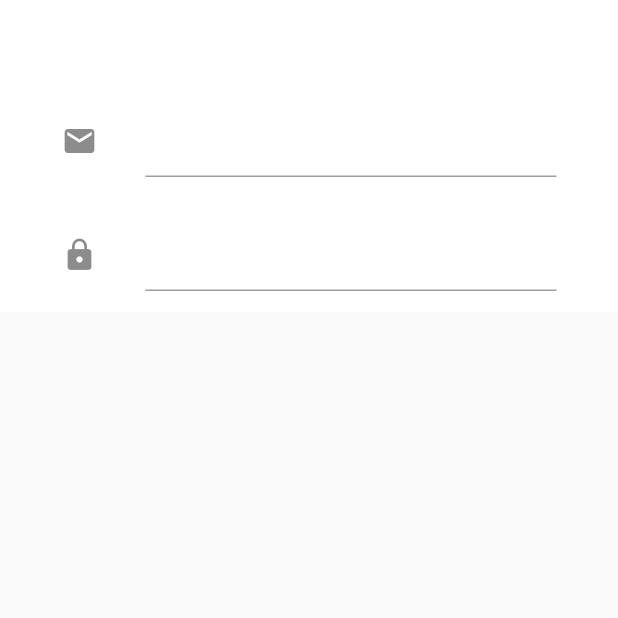
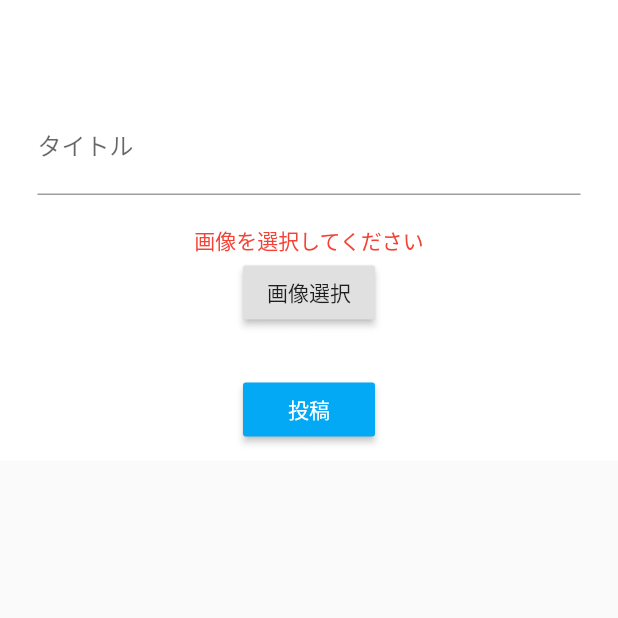
Before and after one commit to Koki-Taniguchi/social_app, a Flutter app: the PhotoFrom screen opened by its route, on a phone screen of 412 x 824 dp, the top half of it. Run offline on Flutter 3.47's test engine with Material 2 defaults, Android fonts, the phone set to English and light mode, and no system bars; our stand-ins replace flutter_image_compress, geolocator, google_maps_flutter, image_picker.

Commit message:
画像投稿追加

```diff
--- a/lib/app.dart
+++ b/lib/app.dart
@@ -8,7 +8,7 @@ class MyApp extends StatelessWidget {
   @override
   Widget build(BuildContext context) {
     return MaterialApp(
-      initialRoute: '/photoForm',
+      initialRoute: '/signIn',
       routes: <String, WidgetBuilder>{
         '/signIn': (BuildContext context) => SignInPage(),
         '/signUp': (BuildContext context) => SignUpPage(),
--- /dev/null
+++ b/lib/models/uploader/image_uploader.dart
@@ -0,0 +1,27 @@
+import 'dart:convert';
+import 'dart:io';
+import 'dart:typed_data';
+import 'package:flutter_image_compress/flutter_image_compress.dart';
+import 'package:image_picker/image_picker.dart';
+
+class ImageUploader {
+  ImageUploader(this.source, {this.quality = 50});
+
+  final ImageSource source;
+  final int quality;
+
+  Future<String> getImageFromDevice() async {
+    final pickedFile = await ImagePicker().getImage(source: source);
+    if (pickedFile == null) {
+      return null;
+    }
+
+    final File file = File(pickedFile.path);
+    final Uint8List bytedata = await FlutterImageCompress.compressWithFile(
+      file.absolute.path,
+      quality: 1,
+    );
+
+    return base64Encode(bytedata);
+  }
+}
--- a/lib/widget/map.dart
+++ b/lib/widget/map.dart
@@ -46,7 +46,7 @@ class MapAppState extends State<MapApp> {
         ));
   }
 
-  void showPostForm() {
-    debugPrint("pushed");
+  void showPostForm() async {
+    await Navigator.of(context).pushReplacementNamed('/photoForm');
   }
 }
--- a/lib/widget/photo_form.dart
+++ b/lib/widget/photo_form.dart
@@ -1,11 +1,30 @@
+import 'package:flutter/cupertino.dart';
 import 'package:flutter/material.dart';
 import 'package:geolocator/geolocator.dart';
 import 'package:google_maps_flutter/google_maps_flutter.dart';
+import 'package:image_picker/image_picker.dart';
 import 'package:social_picture/context/arguments/to_home_arguments.dart';
+
 import 'package:social_picture/http_services/photo_client.dart';
 import 'package:social_picture/models/entities/photo.dart';
+import 'package:social_picture/models/uploader/image_uploader.dart';
 
-class PhotoFrom extends StatelessWidget {
+class PhotoFrom extends StatefulWidget {
+  @override
+  _PhotoFromState createState() => _PhotoFromState();
+}
+
+class _PhotoFromState extends State<PhotoFrom> {
+  final _formKey = GlobalKey<FormState>();
+  final titleController = TextEditingController();
+  String choseImage;
+
+  @override
+  void dispose() {
+    titleController.dispose();
+    super.dispose();
+  }
+
   @override
   Widget build(BuildContext context) {
     return Scaffold(
@@ -19,32 +38,66 @@ class PhotoFrom extends StatelessWidget {
           child: Container(
             color: Colors.white,
             child: Center(
+              child: Form(
+                key: _formKey,
                 child: Column(
                   crossAxisAlignment: CrossAxisAlignment.center,
                   children: <Widget>[
                     Container(
-                    margin:
-                        EdgeInsets.symmetric(vertical: 10.0, horizontal: 25.0),
-                    child: ListTile(
-                        leading: Icon(
-                          Icons.mail,
-                          color: Colors.black45,
+                      margin: EdgeInsets.symmetric(
+                          vertical: 10.0, horizontal: 25.0),
+                      child: TextFormField(
+                        controller: titleController,
+                        validator: (value) {
+                          if (value.isEmpty) {
+                            return "タイトルを入力してください";
+                          }
+                          return null;
+                        },
+                        decoration: InputDecoration(
+                            labelText: "タイトル",
+                            hintText: "ex. SHIBUYA SKYからの夜景"),
                       ),
-                        title: TextFormField()),
                     ),
                     Container(
-                    margin:
-                        EdgeInsets.symmetric(vertical: 10.0, horizontal: 25.0),
-                    child: ListTile(
-                        leading: Icon(
-                          Icons.lock,
-                          color: Colors.black45,
+                      margin: EdgeInsets.symmetric(
+                          vertical: 10.0, horizontal: 25.0),
+                      child: Column(
+                        mainAxisAlignment: MainAxisAlignment.center,
+                        children: <Widget>[
+                          if (choseImage != null)
+                            Text("画像選択済み")
+                          else
+                            Text(
+                              "画像を選択してください",
+                              style: TextStyle(color: Colors.red),
                             ),
-                        title: TextFormField(
-                          obscureText: true,
-                        )),
+                          RaisedButton(
+                            child: Text('画像選択'),
+                            onPressed: () {
+                              showBottomSheet();
+                            },
+                          ),
+                          Container(
+                            margin: EdgeInsets.only(
+                              top: 30,
+                            ),
+                            child: RaisedButton(
+                              child: Text(
+                                '投稿',
+                                style: TextStyle(color: Colors.white),
+                              ),
+                              color: Colors.lightBlue,
+                              onPressed: () {
+                                upload();
+                              },
+                            ),
                           ),
                         ],
+                      ),
+                    ),
+                  ],
+                ),
               ),
             ),
           ),
@@ -53,13 +106,67 @@ class PhotoFrom extends StatelessWidget {
     );
   }
 
-  Future<CameraPosition> _goToCurrentPosition() async {
+  void showBottomSheet() async {
+    final result = await showCupertinoBottomBar();
+    String imageFile;
+    if (result == 0) {
+      imageFile = await ImageUploader(ImageSource.camera).getImageFromDevice();
+    } else if (result == 1) {
+      imageFile = await ImageUploader(ImageSource.gallery).getImageFromDevice();
+    }
+
+    setState(() {
+      choseImage = imageFile;
+    });
+  }
+
+  void upload() async {
+    if (!_formKey.currentState.validate() || choseImage == null) {
+      return;
+    }
+
     Position _currentPosition =
         await getCurrentPosition(desiredAccuracy: LocationAccuracy.high);
-    CameraPosition _currentCameraPosition = CameraPosition(
-        target: LatLng(_currentPosition.latitude, _currentPosition.longitude),
-        zoom: 20.0);
-    return _currentCameraPosition;
+    Photo photo = Photo(null, titleController.text, choseImage,
+        _currentPosition.latitude, _currentPosition.longitude);
+
+    PhotoClient.post(photo);
+    goToHomePage(context, _currentPosition);
+  }
+
+  Future<int> showCupertinoBottomBar() {
+    return showCupertinoModalPopup<int>(
+        context: context,
+        builder: (BuildContext context) {
+          return CupertinoActionSheet(
+            message: Text('写真をアップロードします'),
+            actions: <Widget>[
+              CupertinoActionSheetAction(
+                child: Text(
+                  'カメラで撮影',
+                ),
+                onPressed: () {
+                  Navigator.pop(context, 0);
+                },
+              ),
+              CupertinoActionSheetAction(
+                child: Text(
+                  'アルバムから選択',
+                ),
+                onPressed: () {
+                  Navigator.pop(context, 1);
+                },
+              ),
+            ],
+            cancelButton: CupertinoActionSheetAction(
+              child: const Text('キャンセル'),
+              onPressed: () {
+                Navigator.pop(context, 2);
+              },
+              isDefaultAction: true,
+            ),
+          );
+        });
   }
 
   Future<List<Photo>> _getNearbyPhotos() async {
@@ -67,10 +174,12 @@ class PhotoFrom extends StatelessWidget {
     return Photo.fromJsonArray(res);
   }
 
-  void goToHomePage(context) async {
-    CameraPosition _currentCameraPosition = await _goToCurrentPosition();
+  void goToHomePage(context, Position currentPosition) async {
+    CameraPosition _currentCameraPosition = CameraPosition(
+        target: LatLng(currentPosition.latitude, currentPosition.longitude),
+        zoom: 20.0);
     List<Photo> _photos = await _getNearbyPhotos();
-    await Navigator.of(context)
-        .pushReplacementNamed('/home', arguments: ToHomeArguments(_currentCameraPosition, _photos));
+    await Navigator.of(context).pushReplacementNamed('/home',
+        arguments: ToHomeArguments(_currentCameraPosition, _photos));
   }
 }
--- a/pubspec.yaml
+++ b/pubspec.yaml
@@ -13,7 +13,8 @@ dependencies:
   cupertino_icons: ^0.1.3
   geolocator: ^6.0.0
   http: ^0.12.2
-
+  image_picker: ^0.6.7+14
+  flutter_image_compress: ^0.7.0
 
 dev_dependencies:
   flutter_test:
```
Also changed, not shown: lib/http_services/photo_client.dart (+23 -0 lines), pubspec.lock, 1 other file. Lines whose indentation alone changed are shown as unchanged.
